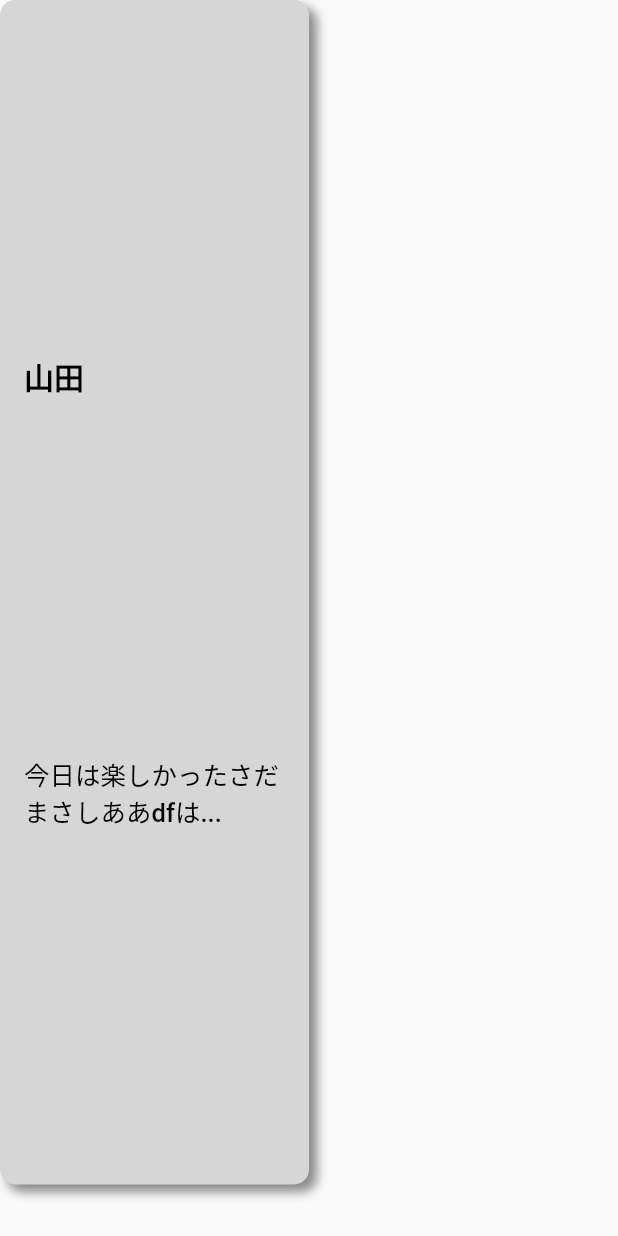
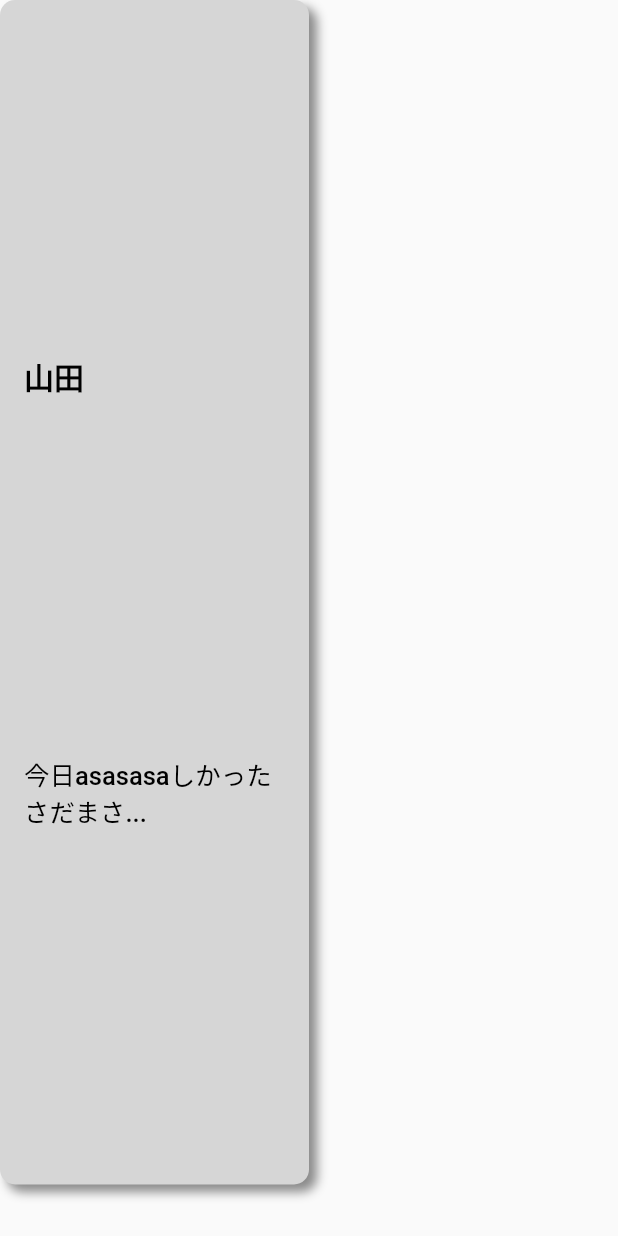
Before and after one commit to 50m-regent/MAI-project, a Flutter app: the Diary widget shown alone on an empty page, opened directly, on a phone screen of 412 x 824 dp. Run offline on Flutter 3.47's test engine with Material 2 defaults, Android fonts, the phone set to English and light mode, and no system bars; our stand-ins replace validators.

Commit message:
ぴゃーw

```diff
--- a/MAI/lib/diary/diary.dart
+++ b/MAI/lib/diary/diary.dart
@@ -14,16 +14,20 @@ class Diary extends StatelessWidget {
 
   Widget _prefix() {
     String _prefix = '';
-    for (int i = 0, textWidth = 0; textWidth < 18; textWidth++, i++){
+    for (int i = 0, _textWidth = 0; _textWidth < 17; _textWidth++, i++){
       _prefix += text[i];
       if(isFullWidth(text[i])) {
-        textWidth++;
+        _textWidth++;
       }
     }
     _prefix += '...';
-    return Text(
-      _prefix,
-      style: MyTextStyle().mini,
+
+    return Container(
+      width: displaySize.width / 2,
+      child: Text(
+        _prefix,
+        style: MyTextStyle().mini,
+      ),
     );
   }
 
--- a/MAI/lib/diary/diary_list.dart
+++ b/MAI/lib/diary/diary_list.dart
@@ -15,7 +15,7 @@ class DiaryList extends StatelessWidget {
       name: '山田',
       date: 20190703,
       image: null,
-      text: '今日は楽しかったさだまさしああdfはkdfはd',
+      text: '今日asasasaしかったさだまさしああdfはkdfはd',
     ),
     Diary(
       name: '平田',
```
